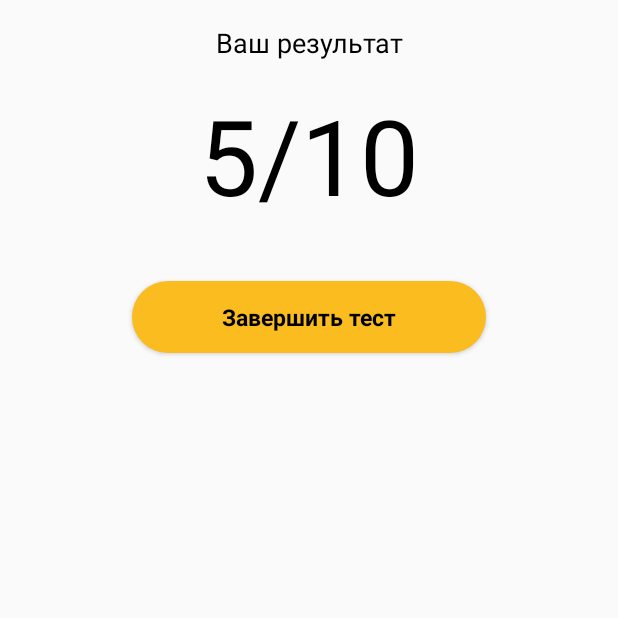
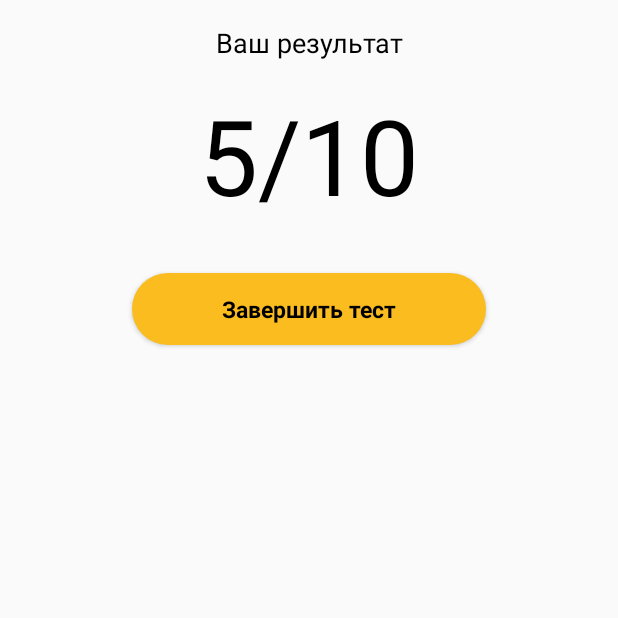
Before and after one commit to Maksim002/EngineeringEnglish, an Android app: the fragment ResultFragment shown on its own in the app's theme, on a phone screen of 412 x 824 dp, the top half of it. Run offline under Robolectric (Android 15) with nearby library versions, the phone set to English and light mode, and no system bars; Roboto replaces fonts that are not available here; 5 statements that could not run were skipped.

Commit message:
11.05.21(22:32)

```diff
--- a/app/src/main/java/com/example/engineeringenglish/ui/testmodel/ChemistryFragment.kt
+++ b/app/src/main/java/com/example/engineeringenglish/ui/testmodel/ChemistryFragment.kt
@@ -76,6 +76,7 @@ class ChemistryFragment : Fragment(), ChemistryListener {
                             }
                         }
                         mapDate.put(dataKey, list)
+                        try {
                             if (itemPosition[0] == dataKey) {
                                 if (list.getValue("question_id").question != null) {
                                     text_chemistry.text = list.getValue("question_id").question
@@ -88,6 +89,9 @@ class ChemistryFragment : Fragment(), ChemistryListener {
                                     myAdapter.update(item, this@ChemistryFragment, item.size)
                                     chemistry_recycler.adapter = myAdapter
                                 }
+                            }
+                        }catch (e: Exception){
+                            e.printStackTrace()
                         }
                     }
                     try {
--- a/app/src/main/res/layout/fragment_result.xml
+++ b/app/src/main/res/layout/fragment_result.xml
@@ -79,7 +79,6 @@
         android:layout_height="wrap_content"
         android:layout_marginLeft="72dp"
         android:layout_marginRight="72dp"
-        android:layout_marginTop="5dp"
         android:layout_marginBottom="5dp"
         android:text="Завершить тест"
         android:layout_gravity="center"
--- a/app/src/main/res/navigation/nav_graph.xml
+++ b/app/src/main/res/navigation/nav_graph.xml
@@ -26,7 +26,7 @@
     <fragment
         android:id="@+id/navigation_chemistry_fragment"
         android:name="com.example.engineeringenglish.ui.testmodel.ChemistryFragment"
-        android:label="Химия - chemistry"
+        android:label="Терминология - Terminology"
         tools:layout="@layout/fragment_chemistry" />
 
     <fragment
```
Lines whose indentation alone changed are shown as unchanged.
